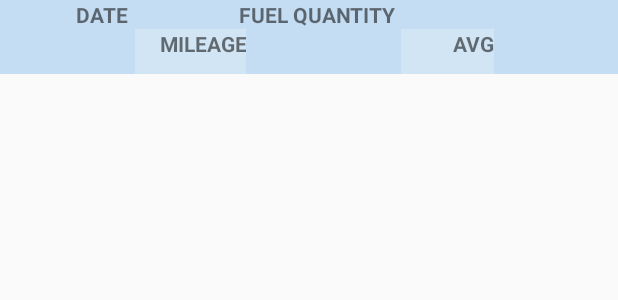
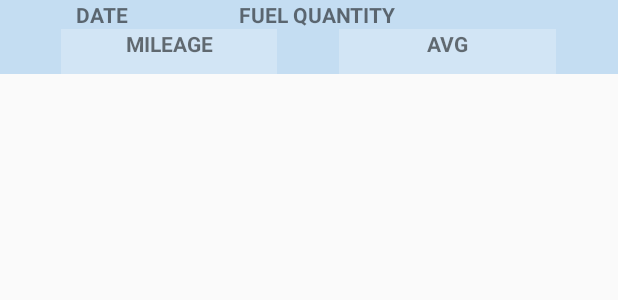
Before and after one commit to maroo2x/FuelCalc_new, an Android app: the layout results_fuel_calc.xml on its own in the app's theme, with its tools: preview values and no code run, on a phone screen of 412 x 824 dp. Shown: the top 300 px of the screen. Run offline under Robolectric (Android 15) with nearby library versions, the phone set to English and light mode, and no system bars.

Commit message:
git push -u origin master

```diff
--- a/app/build.gradle
+++ b/app/build.gradle
@@ -7,8 +7,8 @@ android {
         applicationId "higheye.fuelcalculator"
         minSdkVersion 15
         targetSdkVersion 25
-        versionCode 10
-        versionName "1.9"
+        versionCode 11
+        versionName "1.10"
         testInstrumentationRunner "android.support.test.runner.AndroidJUnitRunner"
     }
     buildTypes {
--- a/app/src/main/res/layout/results_fuel_calc.xml
+++ b/app/src/main/res/layout/results_fuel_calc.xml
@@ -64,7 +64,7 @@
                 android:id="@+id/textView2x"
                 android:layout_width="0dp"
                 android:layout_height="wrap_content"
-                android:layout_weight="0.22"
+                android:layout_weight="0.1"
                 android:background="@color/colorCustomList2"
                 android:gravity="center"
                 android:textAlignment="gravity" />
@@ -73,9 +73,9 @@
                 android:id="@+id/textView5"
                 android:layout_width="0dp"
                 android:layout_height="match_parent"
-                android:layout_weight="0.18"
+                android:layout_weight="0.35"
                 android:background="@color/colorCustomList1"
-                android:gravity="top|right"
+                android:gravity="top|center_horizontal"
                 android:textStyle="bold"
                 android:text="@string/mileage"
                 android:textAlignment="gravity" />
@@ -84,7 +84,7 @@
                 android:id="@+id/textView6x"
                 android:layout_width="0dp"
                 android:layout_height="wrap_content"
-                android:layout_weight="0.25"
+                android:layout_weight="0.1"
                 android:background="@color/colorCustomList2"
                 android:gravity="center"
                 android:textAlignment="gravity" />
@@ -93,9 +93,9 @@
                 android:id="@+id/textView7"
                 android:layout_width="0dp"
                 android:layout_height="match_parent"
-                android:layout_weight="0.15"
+                android:layout_weight="0.35"
                 android:background="@color/colorCustomList1"
-                android:gravity="top|right"
+                android:gravity="top|center_horizontal"
                 android:text="@string/avgcons"
                 android:textStyle="bold"
                 android:textAlignment="gravity" />
@@ -104,7 +104,7 @@
                 android:id="@+id/textView82"
                 android:layout_width="0dp"
                 android:layout_height="wrap_content"
-                android:layout_weight="0.20"
+                android:layout_weight="0.1"
                 android:gravity="center"
                 android:text=""
                 android:textAlignment="gravity" />
```
